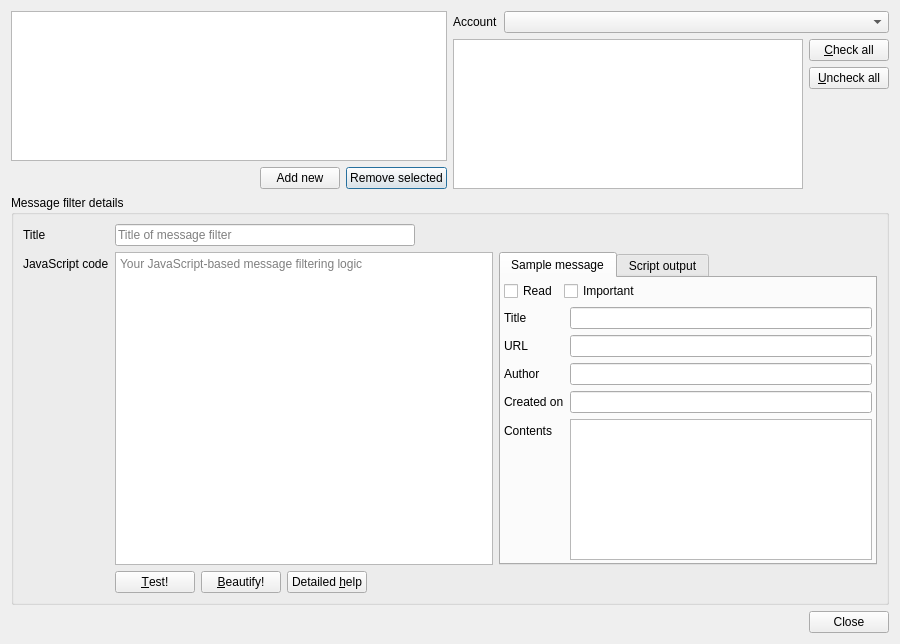
Above: src/librssguard/gui/dialogs/formmessagefiltersmanager.ui from martinrotter/rssguard before the change. Below: the same form after it.
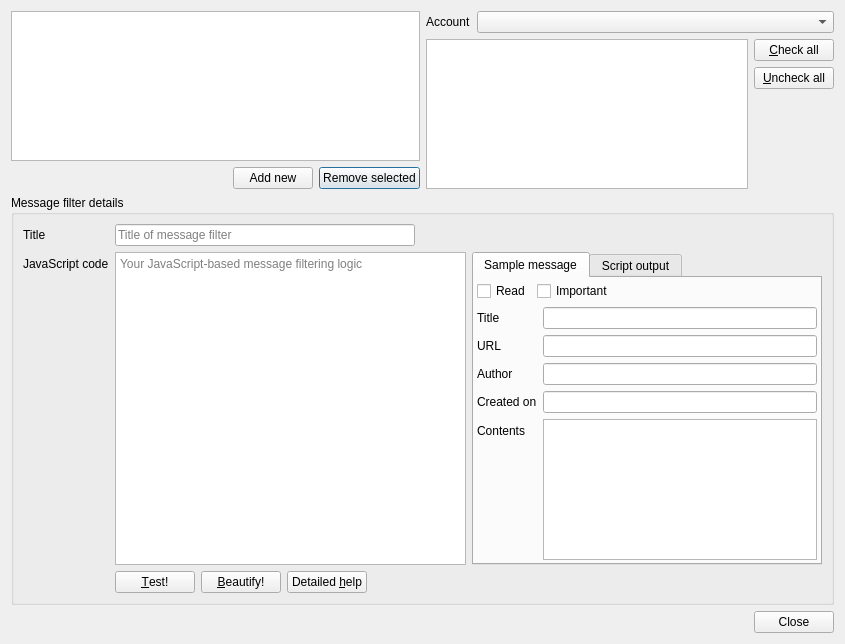
That is the form after the change.

Diff of the .ui file:
```diff
--- a/src/librssguard/gui/dialogs/formmessagefiltersmanager.ui
+++ b/src/librssguard/gui/dialogs/formmessagefiltersmanager.ui
@@ -6,7 +6,7 @@
    <rect>
     <x>0</x>
     <y>0</y>
-    <width>900</width>
+    <width>845</width>
     <height>644</height>
    </rect>
   </property>
```
